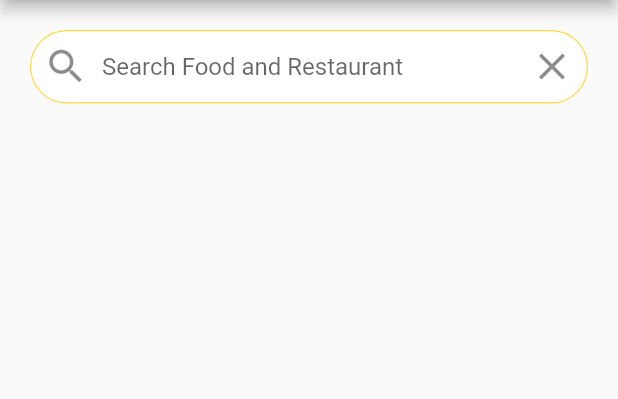
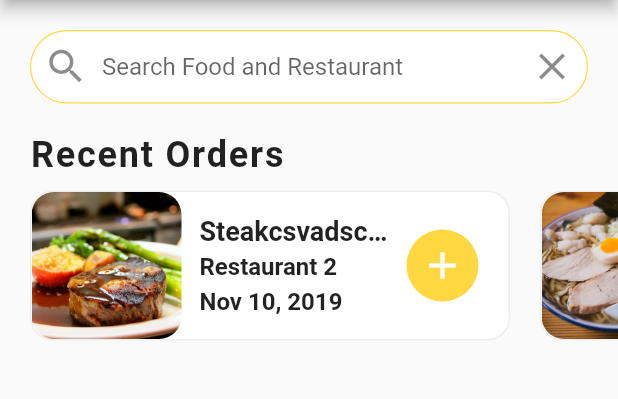
Before and after one commit to hossam-alissa/flutter_food_delivery_ui, a Flutter app: the screen it shows after launch, on a phone screen of 412 x 824 dp, the part 84-483 px from its top. Run offline on Flutter 3.47's test engine with Material 2 defaults, Android fonts, the phone set to English and light mode, and no system bars.

Commit message:
ADD recent orders in HS

```diff
--- a/lib/screens/home_screen.dart
+++ b/lib/screens/home_screen.dart
@@ -1,5 +1,6 @@
 import 'package:flutter/material.dart';
 import 'package:flutter_food_delivery_ui/data/data.dart';
+import 'package:flutter_food_delivery_ui/widgets/recent_orders.dart';
 
 class HomeScreen extends StatefulWidget {
   @override
@@ -45,7 +46,8 @@ class _HomeScreenState extends State<HomeScreen> {
                 suffixIcon: IconButton(onPressed: (){}, icon: Icon(Icons.clear,size: 30,),)
               ),
             ),
-          )
+          ),
+          RecentOrders(),
         ],
       ),
     );
--- /dev/null
+++ b/lib/widgets/recent_orders.dart
@@ -0,0 +1,107 @@
+import 'package:flutter/material.dart';
+import 'package:flutter_food_delivery_ui/data/data.dart';
+import 'package:flutter_food_delivery_ui/models/order.dart';
+
+class RecentOrders extends StatelessWidget {
+  _buildRecentOrder(BuildContext context, Order order) {
+    return Container(
+      margin: EdgeInsets.all(10.0),
+      width: 320.0,
+      decoration: BoxDecoration(
+        color: Colors.white,
+        borderRadius: BorderRadius.circular(15.0),
+        border: Border.all(width: 1.0, color: Colors.grey[200]),
+      ),
+      child: Row(
+        children: [
+            Row(
+              children: [
+                ClipRRect(
+                  borderRadius: BorderRadius.circular(15),
+                  child: Image(
+                    height: 100.0,
+                    width: 100.0,
+                    image: AssetImage(order.food.imageUrl),
+                    fit: BoxFit.cover,
+                  ),
+                ),
+              ],
+            ),
+          Expanded(
+            child: Container(
+              margin: EdgeInsets.all(12.0),
+              child: Column(
+                crossAxisAlignment: CrossAxisAlignment.start,
+                mainAxisAlignment: MainAxisAlignment.center,
+                children: [
+                  Text(
+                    order.food.name + "csvadscasdcdasaa",
+                    style: TextStyle(fontSize: 18.0, fontWeight: FontWeight.bold),
+                    overflow: TextOverflow.ellipsis,
+                  ),
+                  SizedBox(height: 4.0),
+                  Text(
+                    order.restaurant.name,
+                    style: TextStyle(fontSize: 16, fontWeight: FontWeight.w600),
+                    overflow: TextOverflow.ellipsis,
+                  ),
+                  SizedBox(height: 4.0),
+                  Text(
+                    order.date,
+                    style: TextStyle(fontSize: 16, fontWeight: FontWeight.w600),
+                    overflow: TextOverflow.ellipsis,
+                  ),
+                ],
+              ),
+            ),
+          ),
+          Container(
+            margin: EdgeInsets.only(right: 20.0),
+            width: 48.0,
+            decoration: BoxDecoration(
+              color: Theme.of(context).primaryColor,
+              borderRadius: BorderRadius.circular(30.0),
+            ),
+            child: IconButton(
+              icon: Icon(
+                Icons.add,
+                color: Colors.white,
+                size: 30.0,
+              ),
+              onPressed: () {},
+            ),
+          ),
+        ],
+      ),
+    );
+  }
+
+  @override
+  Widget build(BuildContext context) {
+    return Column(
+      crossAxisAlignment: CrossAxisAlignment.start,
+      children: [
+        Padding(
+          padding: EdgeInsets.symmetric(horizontal: 20.0),
+          child: Text(
+            "Recent Orders",
+            style: TextStyle(
+                fontSize: 24, fontWeight: FontWeight.bold, letterSpacing: 1.2),
+          ),
+        ),
+        Container(
+          height: 120,
+          child: ListView.builder(
+            physics: BouncingScrollPhysics(),
+            padding: EdgeInsets.only(left: 10.0),
+              scrollDirection: Axis.horizontal,
+              itemCount: currentUser.orders.length,
+              itemBuilder: (BuildContext context, int index) {
+                Order order = currentUser.orders[index];
+                return _buildRecentOrder(context, order);
+              }),
+        )
+      ],
+    );
+  }
+}
```
